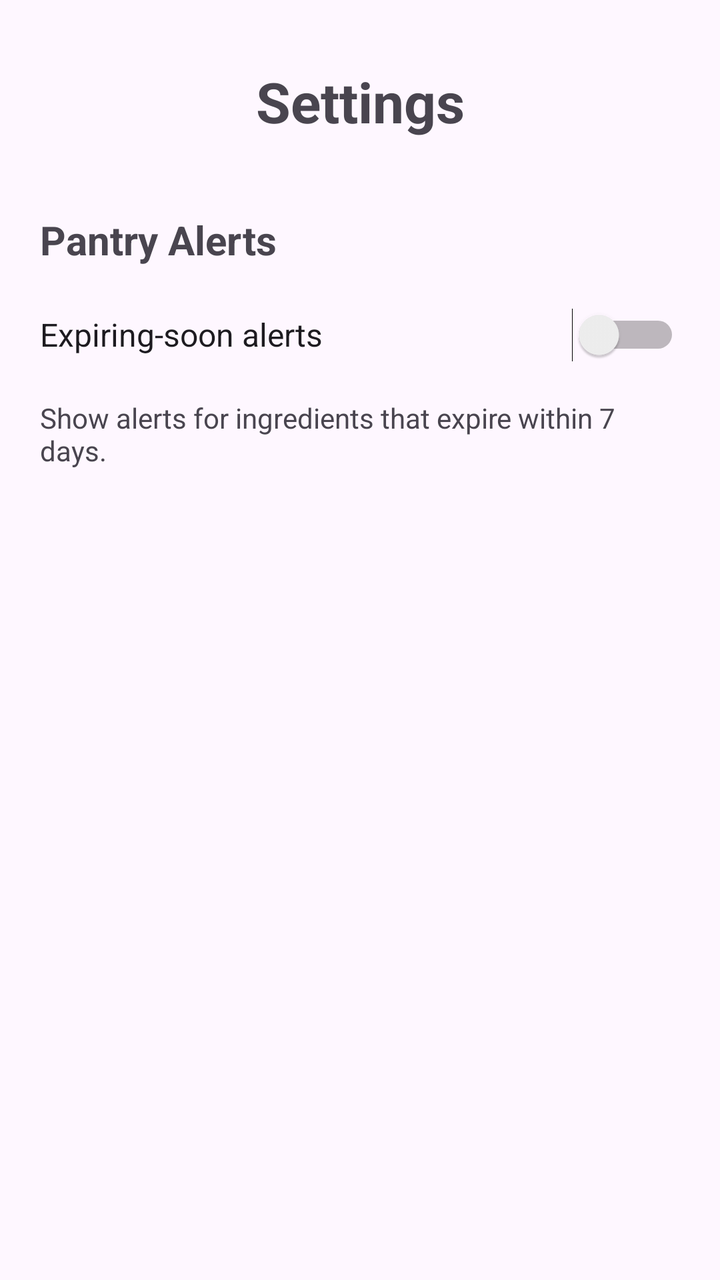
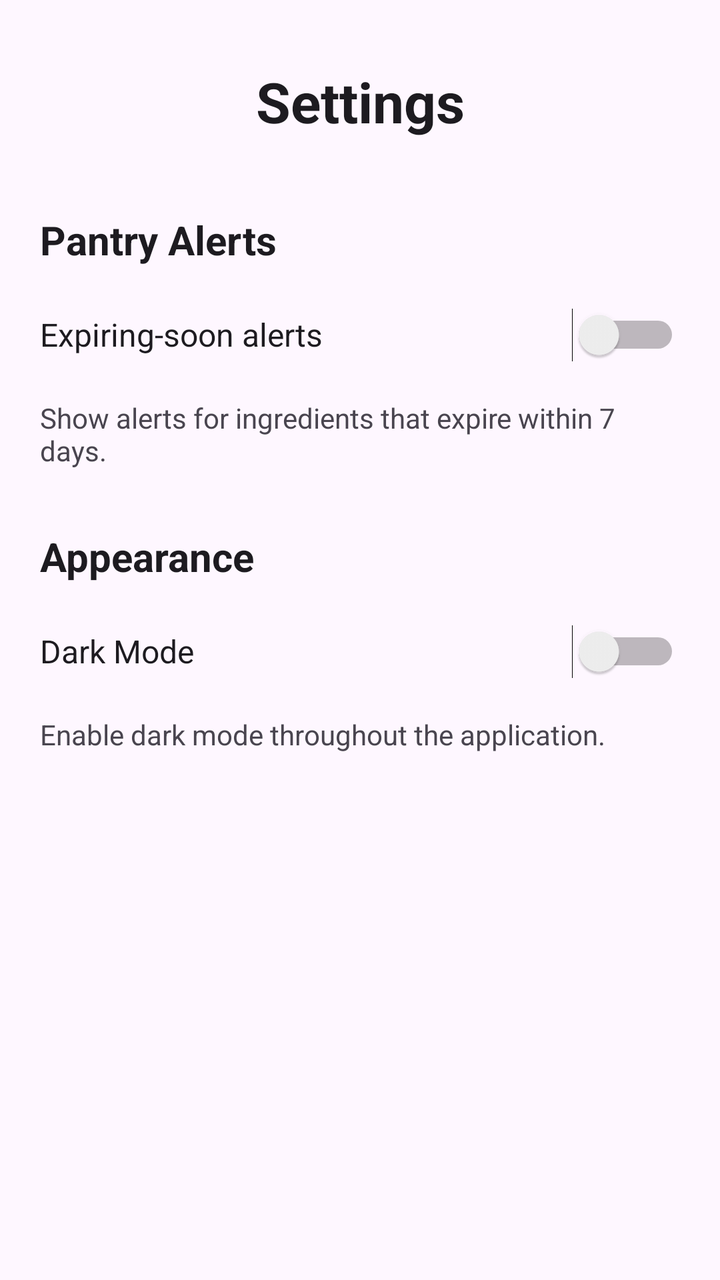

Two renders of the same Android screen: before a commit and after it. Below are the layout's source before the change and the commit's diff.
<!-- AndroidManifest.xml: application theme Theme.SmartPantryManager -->
<!-- res/layout/activity_settings.xml -->
<?xml version="1.0" encoding="utf-8"?>
<LinearLayout
    xmlns:android="http://schemas.android.com/apk/res/android"
    android:layout_width="match_parent"
    android:layout_height="match_parent"
    android:orientation="vertical"
    android:padding="20dp">

    
    <TextView
        android:layout_width="match_parent"
        android:layout_height="wrap_content"
        android:text="Settings"
        android:textSize="28sp"
        android:textStyle="bold"
        android:gravity="center"
        android:padding="12dp"
        android:layout_marginBottom="25dp" />

    
    <TextView
        android:layout_width="match_parent"
        android:layout_height="wrap_content"
        android:text="Pantry Alerts"
        android:textSize="20sp"
        android:textStyle="bold"
        android:layout_marginBottom="10dp" />

    
    <Switch
        android:id="@+id/switchExpiryAlerts"
        android:layout_width="match_parent"
        android:layout_height="wrap_content"
        android:text="Expiring-soon alerts"
        android:textSize="16sp"
        android:minHeight="48dp" />

    
    <TextView
        android:layout_width="match_parent"
        android:layout_height="wrap_content"
        android:text="Show alerts for ingredients that expire within 7 days."
        android:textSize="14sp"
        android:paddingTop="8dp" />

</LinearLayout>
<!-- resources referenced by this layout -->
<resources>
  <style name="Theme.SmartPantryManager" parent="Base.Theme.SmartPantryManager" />
  <style name="Base.Theme.SmartPantryManager" parent="Theme.Material3.DayNight.NoActionBar">
          
          
      </style>
</resources>

<!-- the commit's change to res/layout/activity_settings.xml (unified diff, before → after) -->
@@ -4,7 +4,8 @@
     android:layout_width="match_parent"
     android:layout_height="match_parent"
     android:orientation="vertical"
-    android:padding="20dp">
+    android:padding="20dp"
+    android:background="?attr/colorSurface">
 
     
     <TextView
@@ -13,6 +14,7 @@
         android:text="Settings"
         android:textSize="28sp"
         android:textStyle="bold"
+        android:textColor="?attr/colorOnSurface"
         android:gravity="center"
         android:padding="12dp"
         android:layout_marginBottom="25dp" />
@@ -24,6 +26,7 @@
         android:text="Pantry Alerts"
         android:textSize="20sp"
         android:textStyle="bold"
+        android:textColor="?attr/colorOnSurface"
         android:layout_marginBottom="10dp" />
 
     
@@ -32,6 +35,7 @@
         android:layout_width="match_parent"
         android:layout_height="wrap_content"
         android:text="Expiring-soon alerts"
+        android:textColor="?attr/colorOnSurface"
         android:textSize="16sp"
         android:minHeight="48dp" />
 
@@ -40,6 +44,37 @@
         android:layout_width="match_parent"
         android:layout_height="wrap_content"
         android:text="Show alerts for ingredients that expire within 7 days."
+        android:textColor="?attr/colorOnSurfaceVariant"
+        android:textSize="14sp"
+        android:paddingTop="8dp" />
+
+    
+    <TextView
+        android:layout_width="match_parent"
+        android:layout_height="wrap_content"
+        android:text="Appearance"
+        android:textSize="20sp"
+        android:textStyle="bold"
+        android:textColor="?attr/colorOnSurface"
+        android:layout_marginTop="30dp"
+        android:layout_marginBottom="10dp" />
+
+    
+    <Switch
+        android:id="@+id/switchDarkMode"
+        android:layout_width="match_parent"
+        android:layout_height="wrap_content"
+        android:text="Dark Mode"
+        android:textColor="?attr/colorOnSurface"
+        android:textSize="16sp"
+        android:minHeight="48dp" />
+
+    
+    <TextView
+        android:layout_width="match_parent"
+        android:layout_height="wrap_content"
+        android:text="Enable dark mode throughout the application."
+        android:textColor="?attr/colorOnSurfaceVariant"
         android:textSize="14sp"
         android:paddingTop="8dp" />
 
